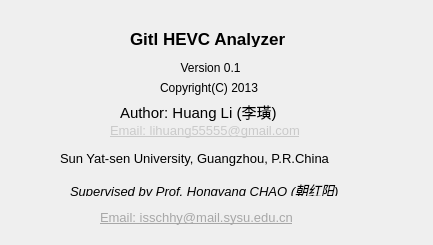
Old version of the form src/views/aboutdialog.ui in the repository lheric/GitlHEVCAnalyzer.
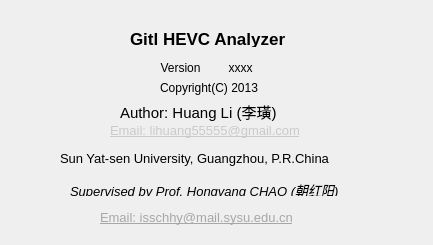
New version of the form.

Commit message: 1. remove unnecessary plugins 2. modify default working directory 3. version definition added 4. some clean work

```diff
--- a/src/views/aboutdialog.ui
+++ b/src/views/aboutdialog.ui
@@ -148,14 +148,14 @@
   <widget class="QLabel" name="label_7">
    <property name="geometry">
     <rect>
-     <x>170</x>
+     <x>140</x>
      <y>60</y>
      <width>81</width>
      <height>16</height>
     </rect>
    </property>
    <property name="text">
-    <string>Version 0.1</string>
+    <string>Version</string>
    </property>
    <property name="alignment">
     <set>Qt::AlignCenter</set>
@@ -182,6 +182,22 @@
     <bool>true</bool>
    </property>
   </widget>
+  <widget class="QLabel" name="versionLabel">
+   <property name="geometry">
+    <rect>
+     <x>220</x>
+     <y>60</y>
+     <width>41</width>
+     <height>16</height>
+    </rect>
+   </property>
+   <property name="text">
+    <string>xxxx</string>
+   </property>
+   <property name="alignment">
+    <set>Qt::AlignCenter</set>
+   </property>
+  </widget>
  </widget>
  <resources/>
  <connections/>
```
The commit also changes 29 other files.
